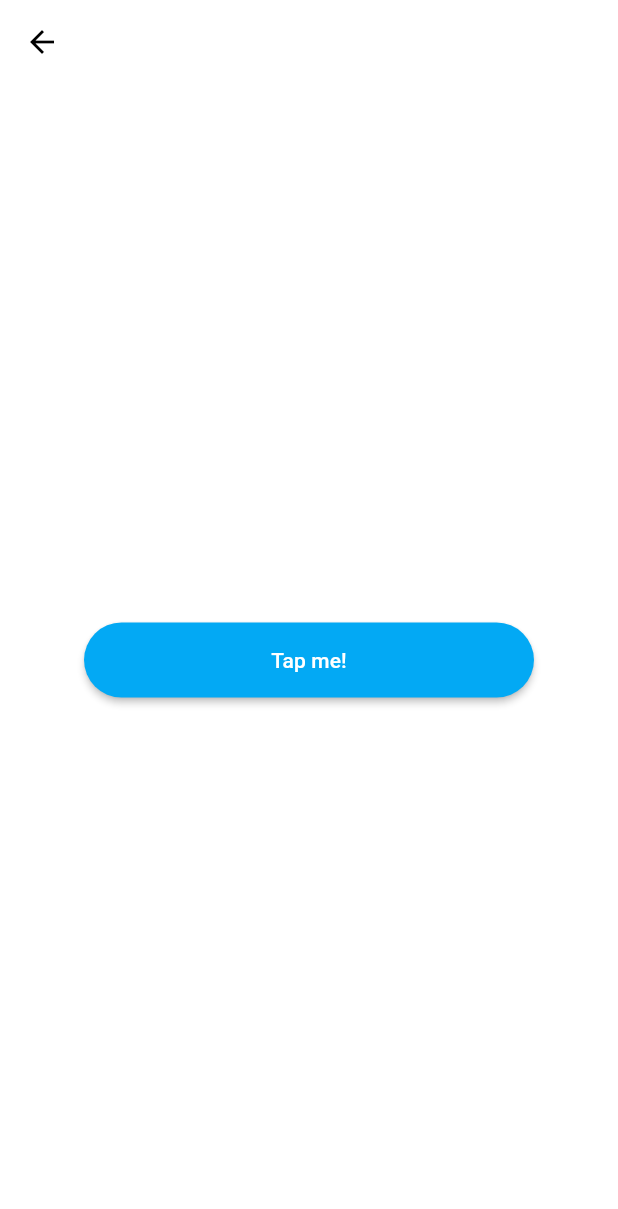
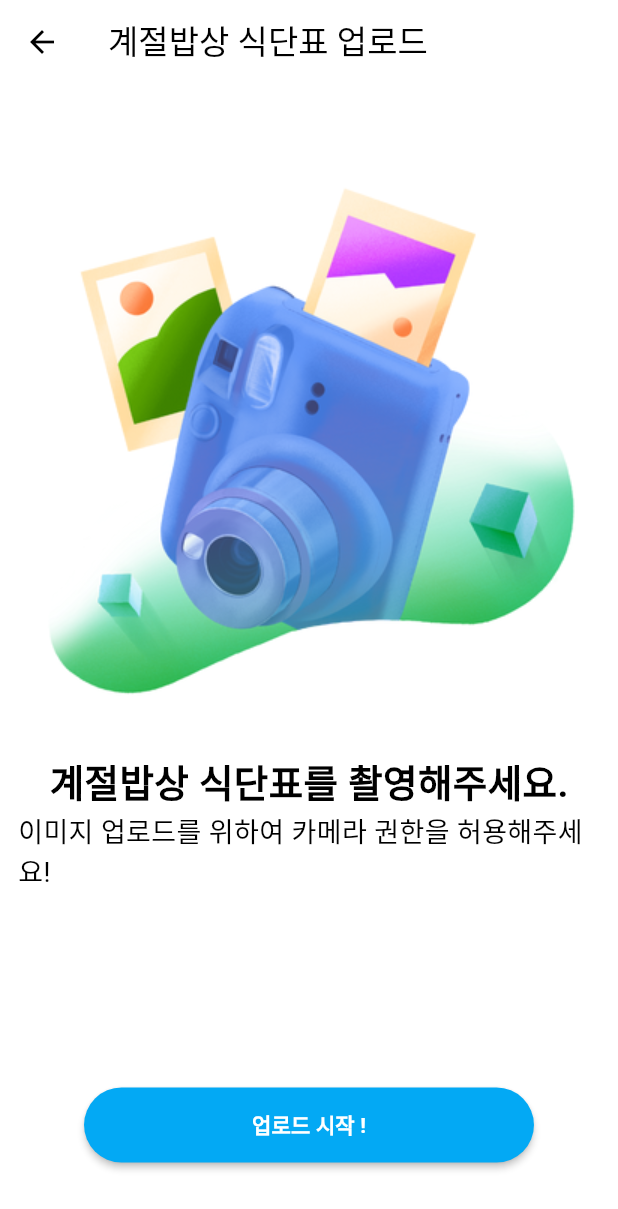
Before and after one commit to TEAM-ALOM/gaeboptoday_flutter, a Flutter app: the UploadScreen screen opened directly, on a phone screen of 412 x 824 dp. Shown: the top 1209 px of the screen. Run offline on Flutter 3.47's test engine with Material 3 defaults, Android fonts, the phone set to English and light mode, and no system bars; drawn by our look-alikes of auto_size_text; our stand-ins replace animated_toggle_switch, awesome_bottom_bar, card_swiper, flutter_rating_bar, gap, like_button and 2 more; missing offline and left inert: edge_detection, sliver_app_bar_builder; Roboto replaces fonts that are missing (Pretendard); project files that could hold a hidden picture were left out.

Commit message:
🎨 Camera upload page beautify

```diff
--- a/lib/screens/upload_screen.dart
+++ b/lib/screens/upload_screen.dart
@@ -1,6 +1,7 @@
+import 'package:auto_size_text/auto_size_text.dart';
 import 'package:edge_detection/edge_detection.dart';
 import 'package:flutter/material.dart';
-import 'package:gaeboptoday_flutter/screens/camera_screen.dart';
+import 'package:gap/gap.dart';
 import 'package:path/path.dart';
 import 'package:path_provider/path_provider.dart';
 import 'package:permission_handler/permission_handler.dart';
@@ -15,10 +16,11 @@ class UploadScreen extends StatefulWidget {
 
 class _UploadScreenState extends State<UploadScreen> {
   bool cameraOpened = false;
+  String imagePath = "not opened";
   final RoundedLoadingButtonController _btnController =
       RoundedLoadingButtonController();
 
-  void _doSomething() async {
+  void menuUpload() async {
     // Check permissions and request its
     bool isCameraGranted = await Permission.camera.request().isGranted;
     if (!isCameraGranted) {
@@ -32,73 +34,63 @@ class _UploadScreenState extends State<UploadScreen> {
     }
 
 // Generate filepath for saving
-    String imagePath = join((await getApplicationSupportDirectory()).path,
+    imagePath = join((await getApplicationSupportDirectory()).path,
         "${(DateTime.now().millisecondsSinceEpoch / 1000).round()}.jpeg");
-
-// Use below code for live camera detection with option to select from gallery in the camera feed.
+    // print(imagePath);
+    // Use below code for live camera detection with option to select from gallery in the camera feed.
 
     try {
       //Make sure to await the call to detectEdge.
-      bool success = await EdgeDetection.detectEdge(
+      cameraOpened = await EdgeDetection.detectEdge(
         imagePath,
-        canUseGallery: true,
-        androidScanTitle: 'Scanning', // use custom localizations for android
-        androidCropTitle: 'Crop',
+        canUseGallery: false,
+        androidScanTitle: '스캔하기', // use custom localizations for android
+        androidCropTitle: '잘라내기',
         androidCropBlackWhiteTitle: 'Black White',
-        androidCropReset: 'Reset',
+        androidCropReset: '재설정',
       );
     } catch (e) {
       print(e);
     }
-
-// Use below code for selecting directly from the gallery.
-
-    try {
-      //Make sure to await the call to detectEdgeFromGallery.
-      bool success = await EdgeDetection.detectEdgeFromGallery(
-        imagePath,
-        androidCropTitle: 'Crop', // use custom localizations for android
-        androidCropBlackWhiteTitle: 'Black White',
-        androidCropReset: 'Reset',
-      );
-    } catch (e) {
-      print(e);
-    }
+    // print(cameraOpened);
     setState(() {
       _btnController.success();
-      // cameraOpened = true;
     });
-
-    // print(cameraOpened);
-    // Timer(const Duration(seconds: 3), () {
-    //   _btnController.success();
-    // });
   }
-// Use the `FlutterDocScanner` class to start the document scanning process.
 
   @override
   Widget build(BuildContext context) {
     return Scaffold(
-      appBar: AppBar(),
+      appBar: AppBar(
+        title: const Text("계절밥상 식단표 업로드"),
+      ),
       body: Padding(
         padding: const EdgeInsets.all(12.0),
         child: Column(
           mainAxisAlignment: MainAxisAlignment.center,
           crossAxisAlignment: CrossAxisAlignment.center,
           children: [
-            cameraOpened
-                ? Expanded(
-                    child: ClipRRect(
-                    borderRadius: BorderRadius.circular(20),
-                    // child: CameraScreen(cameras: widget.cameras),
-                    // child: FlutterDocScanner().getScanDocuments(),
-                  ))
-                : RoundedLoadingButton(
-                    controller: _btnController,
-                    onPressed: _doSomething,
-                    child: const Text('Tap me!',
-                        style: TextStyle(color: Colors.white)),
-                  )
+            Image.asset("assets/images/camera_access.png"),
+            const Gap(30),
+            const AutoSizeText(
+              "계절밥상 식단표를 촬영해주세요.",
+              minFontSize: 25,
+              style: TextStyle(fontWeight: FontWeight.bold),
+            ),
+            const AutoSizeText(
+              "이미지 업로드를 위하여 카메라 권한을 허용해주세요!",
+              minFontSize: 18,
+              style: TextStyle(fontWeight: FontWeight.normal),
+            ),
+            const Gap(130),
+            // Text(imagePath),
+            RoundedLoadingButton(
+              controller: _btnController,
+              onPressed: menuUpload,
+              child: const Text('업로드 시작 !',
+                  style: TextStyle(
+                      color: Colors.white, fontWeight: FontWeight.bold)),
+            )
           ],
         ),
       ),
--- a/pubspec.yaml
+++ b/pubspec.yaml
@@ -47,6 +47,7 @@ dependencies:
   permission_handler: ^10.0.0
   path_provider: ^2.0.11
   path: ^1.8.2
+  gap: ^3.0.1
 dev_dependencies:
   flutter_test:
     sdk: flutter
```
Also changed, not shown: assets/images/camera_access.png (added), 3 other files.
